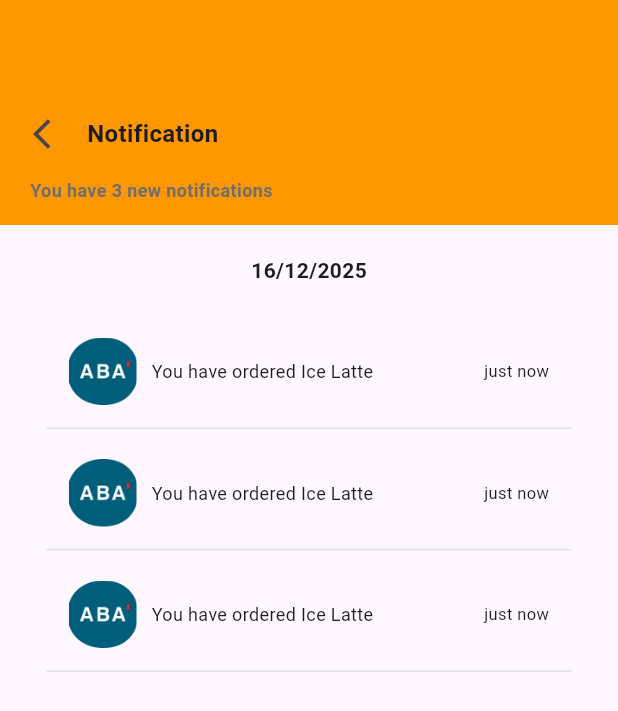
After one commit to KongBopha/BrewMate-Coffee-App, a Flutter app: the NotificationScreen screen opened directly, on a phone screen of 412 x 824 dp. The commit adds this screen. Shown: the top 711 px of the screen. Run offline on Flutter 3.47's test engine with Material 3 defaults, Android fonts, the phone set to English and light mode, and no system bars; our stand-ins replace badges, cloud_firestore, firebase_auth, firebase_core, flutter_svg; missing offline and left inert: dart:ffi; accounts and stored records are empty.

Commit message:
push notification page

```diff
--- /dev/null
+++ b/lib/views/screens/notification_screen.dart
@@ -0,0 +1,265 @@
+// ignore_for_file: avoid_unnecessary_containers
+import 'package:brewmate_coffee_app/widgets/customBottomNavBar.dart';
+import 'dart:io';
+
+import 'package:flutter/material.dart';
+
+class NotificationScreen extends StatefulWidget {
+  const NotificationScreen({super.key});
+
+  @override
+  State<NotificationScreen> createState() => _NotificationScreenState();
+}
+
+class _NotificationScreenState extends State<NotificationScreen> {
+  bool isClicked = false;
+
+  @override
+  Widget build(BuildContext context) {
+    return Scaffold(
+        body: Stack(
+      fit: StackFit.expand,
+      children: [
+        Align(
+          alignment: Alignment.bottomCenter,
+          // child: Padding(
+          // padding: EdgeInsets.only(left: 40, right: 40, bottom: 80),
+          child: Column(
+            // mainAxisAlignment: MainAxisAlignment.,
+            children: [
+              Container(
+                padding: const EdgeInsets.only(top: 65, left: 10),
+                color: Colors.orange,
+                height: 150,
+                child: Row(
+                  children: [
+                    Column(
+                      crossAxisAlignment:
+                          CrossAxisAlignment.start, // Align text to the left
+                      children: [
+                        Row(
+                          children: [
+                            IconButton(
+                              onPressed: () {},
+                              icon: const Icon(Icons.arrow_back_ios),
+                            ),
+                            const Text(
+                              'Notification',
+                              style: TextStyle(
+                                fontSize: 16,
+                                fontWeight: FontWeight.bold,
+                              ),
+                            ),
+                          ],
+                        ),
+                        const SizedBox(height: 5),
+                        const Padding(
+                          padding: EdgeInsets.only(left: 10),
+                          child: Text(
+                            'You have 3 new notifications',
+                            style: TextStyle(
+                              fontSize: 12,
+                              fontWeight: FontWeight.bold,
+                              color: Color.fromARGB(255, 111, 110, 110),
+                            ),
+                          ),
+                        ),
+                      ],
+                    )
+                  ],
+                ),
+              ),
+              const SizedBox(
+                height: 20,
+              ),
+              const Text(
+                '16/12/2025',
+                style: TextStyle(fontSize: 14, fontWeight: FontWeight.bold),
+              ),
+              const SizedBox(
+                height: 20,
+              ),
+              Container(
+                padding: const EdgeInsets.all(15),
+                decoration: BoxDecoration(
+                  border: Border(
+                    bottom: BorderSide(
+                      color: Colors.grey.shade300,
+                      width: 1.0,
+                    ),
+                  ),
+                ),
+                // color: const Color.fromARGB(255, 244, 242, 242),
+                // height: 20,
+                width: 350,
+                child: Row(
+                  mainAxisAlignment: MainAxisAlignment.spaceBetween,
+                  children: [
+                    // ignore: avoid_unnecessary_containers
+                    Container(
+                      child: Row(
+                        children: [
+                          ClipRRect(
+                            borderRadius:
+                                BorderRadius.zero, // sharp rectangle corners
+                            child: Image.asset(
+                              'assets/aba.png',
+                              width: 45,
+                              height: 45,
+                              fit: BoxFit.cover, // crop if needed
+                            ),
+                          ),
+                          const SizedBox(
+                            width: 10,
+                          ),
+                          const Column(
+                            children: [
+                              Text(
+                                'You have ordered Ice Latte',
+                                style: TextStyle(fontSize: 12),
+                              ),
+                            ],
+                          )
+                        ],
+                      ),
+                    ),
+                    Container(
+                      child: const Row(
+                        children: [
+                          Text(
+                            'just now',
+                            style: TextStyle(fontSize: 11),
+                          ),
+                        ],
+                      ),
+                    )
+                  ],
+                ),
+              ),
+              const SizedBox(
+                height: 5,
+              ),
+              Container(
+                padding: const EdgeInsets.all(15),
+                decoration: BoxDecoration(
+                  border: Border(
+                    bottom: BorderSide(
+                      color: Colors.grey.shade300,
+                      width: 1.0,
+                    ),
+                  ),
+                ),
+                // color: const Color.fromARGB(255, 244, 242, 242),
+                // height: 20,
+                width: 350,
+                child: Row(
+                  mainAxisAlignment: MainAxisAlignment.spaceBetween,
+                  children: [
+                    // ignore: avoid_unnecessary_containers
+                    Container(
+                      child: Row(
+                        children: [
+                          ClipRRect(
+                            borderRadius:
+                                BorderRadius.zero, // sharp rectangle corners
+                            child: Image.asset(
+                              'assets/aba.png',
+                              width: 45,
+                              height: 45,
+                              fit: BoxFit.cover, // crop if needed
+                            ),
+                          ),
+                          const SizedBox(
+                            width: 10,
+                          ),
+                          const Column(
+                            children: [
+                              Text(
+                                'You have ordered Ice Latte',
+                                style: TextStyle(fontSize: 12),
+                              ),
+                            ],
+                          )
+                        ],
+                      ),
+                    ),
+                    Container(
+                      child: const Row(
+                        children: [
+                          Text(
+                            'just now',
+                            style: TextStyle(fontSize: 11),
+                          ),
+                        ],
+                      ),
+                    )
+                  ],
+                ),
+              ),
+              const SizedBox(
+                height: 5,
+              ),
+              Container(
+                padding: const EdgeInsets.all(15),
+                decoration: BoxDecoration(
+                  border: Border(
+                    bottom: BorderSide(
+                      color: Colors.grey.shade300,
+                      width: 1.0,
+                    ),
+                  ),
+                ),
+                // color: const Color.fromARGB(255, 244, 242, 242),
+                // height: 20,
+                width: 350,
+                child: Row(
+                  mainAxisAlignment: MainAxisAlignment.spaceBetween,
+                  children: [
+                    // ignore: avoid_unnecessary_containers
+                    Container(
+                      child: Row(
+                        children: [
+                          ClipRRect(
+                            borderRadius:
+                                BorderRadius.zero, // sharp rectangle corners
+                            child: Image.asset(
+                              'assets/aba.png',
+                              width: 45,
+                              height: 45,
+                              fit: BoxFit.cover, // crop if needed
+                            ),
+                          ),
+                          const SizedBox(
+                            width: 10,
+                          ),
+                          const Column(
+                            children: [
+                              Text(
+                                'You have ordered Ice Latte',
+                                style: TextStyle(fontSize: 12),
+                              ),
+                            ],
+                          )
+                        ],
+                      ),
+                    ),
+                    Container(
+                      child: const Row(
+                        children: [
+                          Text(
+                            'just now',
+                            style: TextStyle(fontSize: 11),
+                          ),
+                        ],
+                      ),
+                    )
+                  ],
+                ),
+              ),
+            ],
+          ),
+        ),
+      ],
+    ));
+  }
+}
```
Also changed, not shown: lib/views/myfavorite/myfavorite.dart (+22 -20 lines), lib/views/paymentMethod/payment_method.dart (+35 -34 lines), lib/views/pickup/pickup.dart (+43 -43 lines), pubspec.lock, 4 other files.
